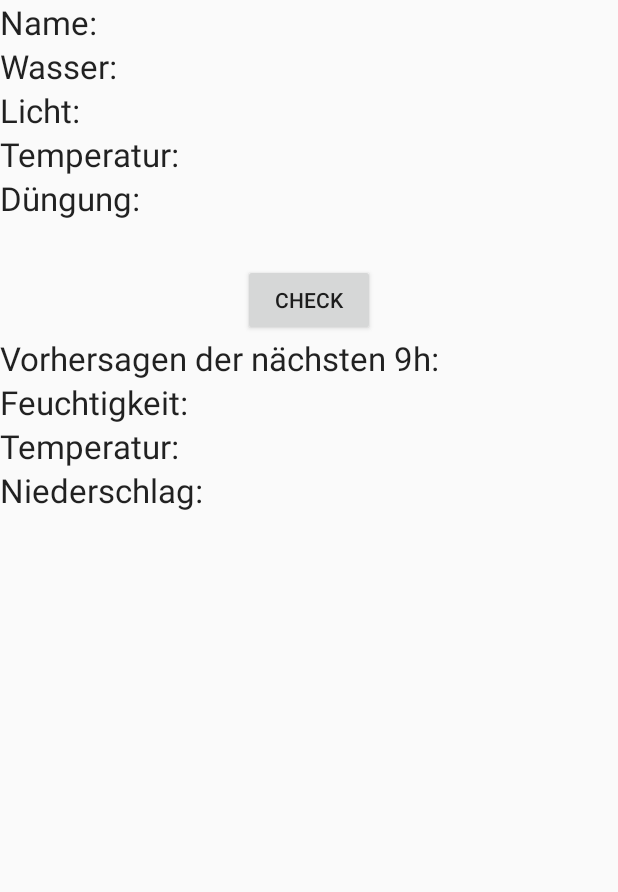
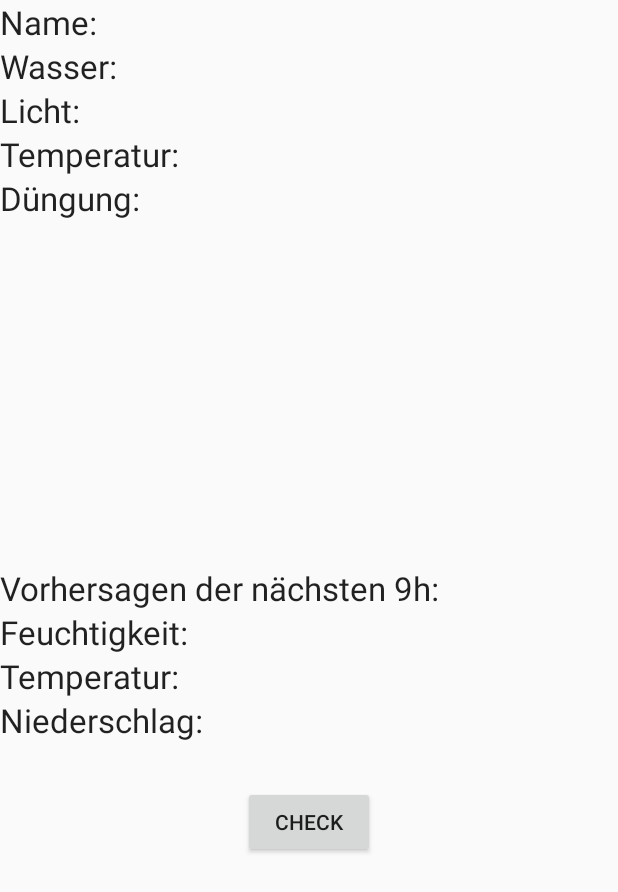
Before and after one commit to db-thkoeln/EISSS16BuiErnst, an Android app: the layout activity_weather.xml on its own in the app's theme, with its tools: preview values and no code run, on a phone screen of 412 x 824 dp. Shown: the top 892 px of the screen. Run offline under Robolectric (Android 15) with nearby library versions, the phone set to English and light mode, and no system bars.

Commit message:
correction prototype forecast

```diff
--- a/MS1/rapid_prototype/Planto/app/src/main/res/layout/activity_weather.xml
+++ b/MS1/rapid_prototype/Planto/app/src/main/res/layout/activity_weather.xml
@@ -1,7 +1,8 @@
 <?xml version="1.0" encoding="utf-8"?>
 <LinearLayout xmlns:android="http://schemas.android.com/apk/res/android"
     android:orientation="vertical" android:layout_width="match_parent"
-    android:layout_height="match_parent">
+    android:layout_height="match_parent"
+    android:weightSum="1">
 
     <TextView
         android:textAppearance="?android:attr/textAppearanceLarge"
@@ -45,12 +46,12 @@
         android:id="@+id/anweisung"
         android:layout_gravity="center_horizontal" />
 
-    <Button
-        android:layout_width="wrap_content"
+
+    <TextView
+        android:layout_width="13dp"
         android:layout_height="wrap_content"
-        android:text="Check"
-        android:id="@+id/checkAgain"
-        android:layout_gravity="center_horizontal" />
+        android:id="@+id/textView"
+        android:layout_weight="0.42" />
 
     <TextView
         android:textAppearance="?android:attr/textAppearanceLarge"
@@ -87,4 +88,11 @@
         android:id="@+id/vorhersageAnweisung"
         android:layout_gravity="center_horizontal" />
 
+    <Button
+        android:layout_width="wrap_content"
+        android:layout_height="wrap_content"
+        android:text="Check"
+        android:id="@+id/checkAgain"
+        android:layout_gravity="center_horizontal" />
+
 </LinearLayout>
```
Also changed, not shown: MS1/rapid_prototype/Planto/app/src/main/java/com/example/user/planto/WeatherActivity.java (+40 -16 lines), 2 other files.
